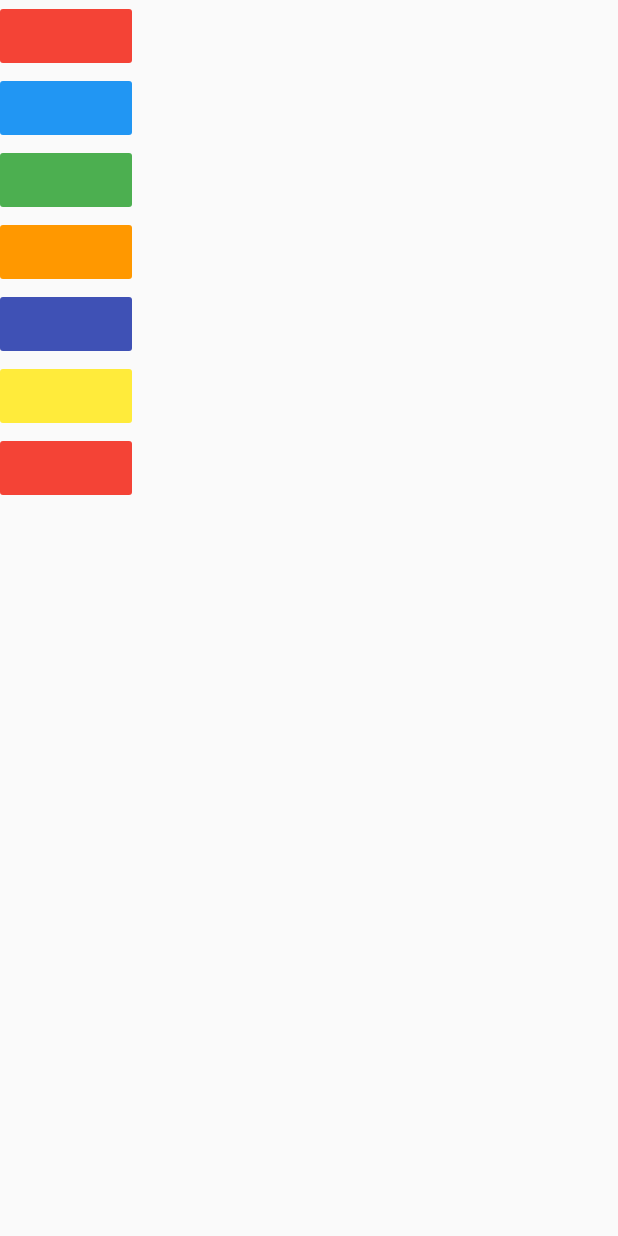
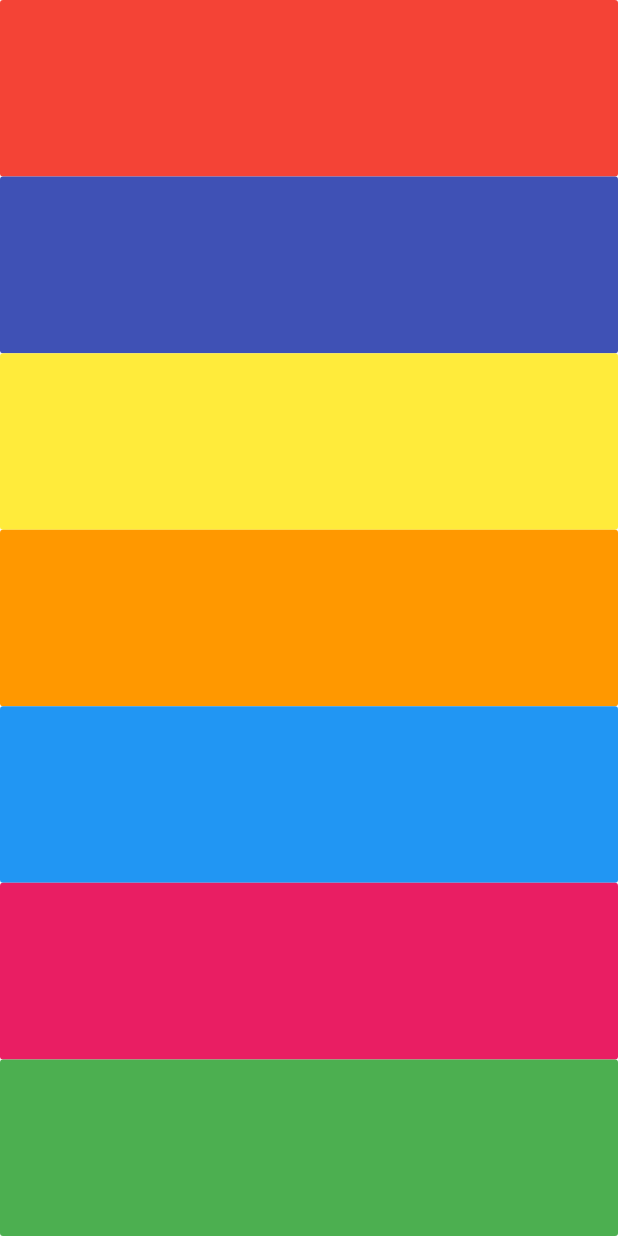
Before and after one commit to mittalsam98/xylophone, a Flutter app: the screen it shows after launch, on a phone screen of 412 x 824 dp. Run offline on Flutter 3.47's test engine with Material 2 defaults, Android fonts, the phone set to English and light mode, and no system bars; our stand-ins replace audioplayers.

Commit message:
final app

```diff
--- a/lib/main.dart
+++ b/lib/main.dart
@@ -4,62 +4,33 @@ import 'package:audioplayers/audio_cache.dart';
 void main() => runApp(XylophoneApp());
 
 class XylophoneApp extends StatelessWidget {
+  Expanded buildKey({color, soundNumber}) {
+    return Expanded(
+      child: FlatButton(
+        color: color,
+        onPressed: () {
+          final player = AudioCache();
+          player.play('note$soundNumber.wav');
+        },
+      ),
+    );
+  }
+
   @override
   Widget build(BuildContext context) {
     return MaterialApp(
       home: Scaffold(
         body: SafeArea(
           child: Column(
+            crossAxisAlignment: CrossAxisAlignment.stretch,
             children: <Widget>[
-              FlatButton(
-                color: Colors.red,
-                onPressed: () {
-                  final player = AudioCache();
-                  player.play('note1.wav');
-                },
-              ),
-              FlatButton(
-                color: Colors.blue,
-                onPressed: () {
-                  final player = AudioCache();
-                  player.play('note2.wav');
-                },
-              ),
-              FlatButton(
-                color: Colors.green,
-                onPressed: () {
-                  final player = AudioCache();
-                  player.play('note3.wav');
-                },
-              ),
-              FlatButton(
-                color: Colors.orange,
-                onPressed: () {
-                  final player = AudioCache();
-                  player.play('note4.wav');
-                },
-              ),
-              FlatButton(
-                color: Colors.indigo,
-                onPressed: () {
-                  final player = AudioCache();
-                  player.play('note5.wav');
-                },
-              ),
-              FlatButton(
-                color: Colors.yellow,
-                onPressed: () {
-                  final player = AudioCache();
-                  player.play('note6.wav');
-                },
-              ),
-              FlatButton(
-                color: Colors.red,
-                onPressed: () {
-                  final player = AudioCache();
-                  player.play('note7.wav');
-                },
-              )
+              buildKey(color: Colors.red, soundNumber: 1),
+              buildKey(color: Colors.indigo, soundNumber: 2),
+              buildKey(color: Colors.yellow, soundNumber: 3),
+              buildKey(color: Colors.orange, soundNumber: 4),
+              buildKey(color: Colors.blue, soundNumber: 5),
+              buildKey(color: Colors.pink, soundNumber: 6),
+              buildKey(color: Colors.green, soundNumber: 7),
             ],
           ),
         ),
```
